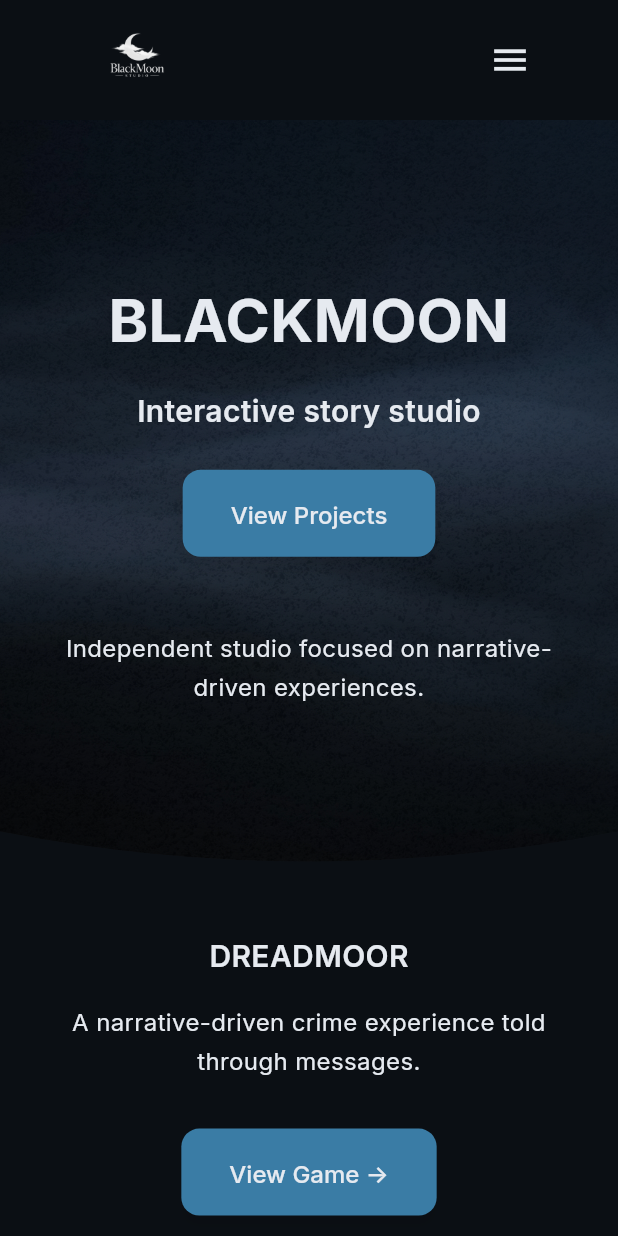
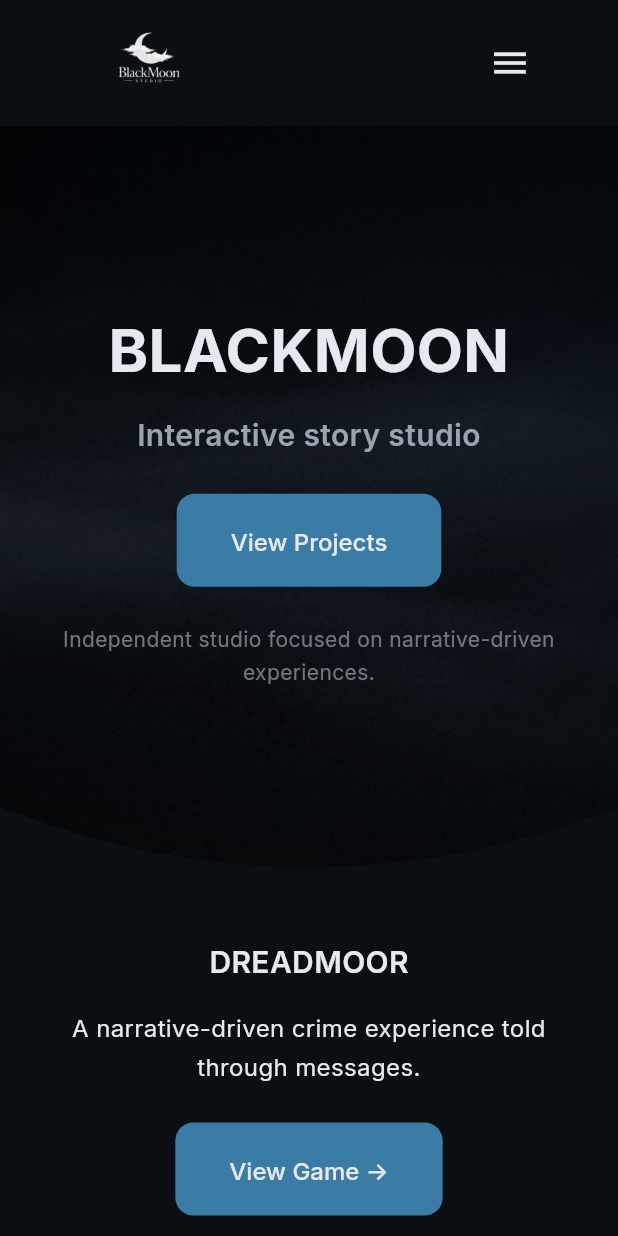
Before and after one commit to kirasimon565/blackmoon_web, a Flutter app: the screen it shows after launch, on a phone screen of 412 x 824 dp. Run offline on Flutter 3.47's test engine with Material 3 defaults, Android fonts, the phone set to English and light mode, and no system bars; our stand-ins replace go_router.

Commit message:
Refine visual hierarchy and layout
- Updated Header to increase logo sizes (64px mobile, 80px desktop), added 20px padding, and vertically centered it.
- Enhanced Hero section with cinematic depth using a dark gradient overlay and improved typography hierarchy (colors and spacing).
- Emphasized concave shape on Hero header by deepening the Bezier curve.
- Refined global button styles in AppTheme with slightly darker hover states, soft shadows, and increased padding.
- Cleaned up Tracker card structure, removing unnecessary brackets from the status and slightly increasing progress bar heights.
- Standardized global spacing to maintain 48px major section gaps and 16-24px internal gaps.

Co-authored-by: natalieparker345 <218137784+natalieparker345@users.noreply.github.com>

```diff
--- a/lib/core/theme/app_theme.dart
+++ b/lib/core/theme/app_theme.dart
@@ -26,29 +26,44 @@ class AppTheme {
         ),
       ),
       elevatedButtonTheme: ElevatedButtonThemeData(
-        style: ElevatedButton.styleFrom(
-          backgroundColor: AppColors.accent,
-          foregroundColor: AppColors.textPrimary,
-          textStyle: AppTextStyles.bodyMedium,
-          padding: const EdgeInsets.symmetric(horizontal: 32, vertical: 16),
-          elevation: 4, // Enables shadow
-          shadowColor: Colors.black.withAlpha(64), // 0.25 * 255
-          shape: RoundedRectangleBorder(
-            borderRadius: BorderRadius.circular(12),
+        style: ButtonStyle(
+          backgroundColor: WidgetStateProperty.resolveWith<Color>((states) {
+            if (states.contains(WidgetState.hovered)) {
+              // Slightly darker accent color for hover state
+              return const Color(0xFF2A6082); // Darkened from AppColors.accent (0xFF3A7CA5)
+            }
+            return AppColors.accent;
+          }),
+          foregroundColor: WidgetStateProperty.all(AppColors.textPrimary),
+          textStyle: WidgetStateProperty.all(AppTextStyles.bodyMedium),
+          padding: WidgetStateProperty.all(const EdgeInsets.symmetric(horizontal: 36, vertical: 18)),
+          elevation: WidgetStateProperty.all(6), // Slightly softer shadow by increasing elevation
+          shadowColor: WidgetStateProperty.all(Colors.black.withAlpha(100)), // Stronger soft shadow
+          shape: WidgetStateProperty.all(
+            RoundedRectangleBorder(
+              borderRadius: BorderRadius.circular(12),
+            ),
           ),
         ),
       ),
       outlinedButtonTheme: OutlinedButtonThemeData(
-        style: OutlinedButton.styleFrom(
-          foregroundColor: AppColors.textPrimary,
-          textStyle: AppTextStyles.bodyMedium,
-          side: const BorderSide(color: AppColors.accent, width: 2),
-          padding: const EdgeInsets.symmetric(horizontal: 32, vertical: 16),
-          elevation: 4, // Enables shadow
-          shadowColor: Colors.black.withAlpha(64), // 0.25 * 255
-          backgroundColor: AppColors.background, // Ensure background is solid for shadow to show properly
-          shape: RoundedRectangleBorder(
-            borderRadius: BorderRadius.circular(12),
+        style: ButtonStyle(
+          backgroundColor: WidgetStateProperty.resolveWith<Color>((states) {
+            if (states.contains(WidgetState.hovered)) {
+              return AppColors.backgroundSecondary; // Slightly lighter than background for hover
+            }
+            return AppColors.background;
+          }),
+          foregroundColor: WidgetStateProperty.all(AppColors.textPrimary),
+          textStyle: WidgetStateProperty.all(AppTextStyles.bodyMedium),
+          side: WidgetStateProperty.all(const BorderSide(color: AppColors.accent, width: 2)),
+          padding: WidgetStateProperty.all(const EdgeInsets.symmetric(horizontal: 36, vertical: 18)),
+          elevation: WidgetStateProperty.all(6),
+          shadowColor: WidgetStateProperty.all(Colors.black.withAlpha(100)),
+          shape: WidgetStateProperty.all(
+            RoundedRectangleBorder(
+              borderRadius: BorderRadius.circular(12),
+            ),
           ),
         ),
       ),
--- a/lib/features/home/home_page.dart
+++ b/lib/features/home/home_page.dart
@@ -37,6 +37,9 @@ class _IntroSection extends StatelessWidget {
       child: Stack(
         children: [
           Positioned.fill(
+            child: Container(color: const Color(0xFF0B0F14)),
+          ),
+          Positioned.fill(
             child: Image.asset(
               'assets/images/backgrounds/fog_main.png',
               fit: BoxFit.cover,
@@ -51,6 +54,20 @@ class _IntroSection extends StatelessWidget {
               ),
             ),
           ),
+          Positioned.fill(
+            child: Container(
+              decoration: BoxDecoration(
+                gradient: LinearGradient(
+                  begin: Alignment.topCenter,
+                  end: Alignment.bottomCenter,
+                  colors: [
+                    Colors.black.withAlpha(178), // ~0.7 opacity
+                    Colors.black.withAlpha(51),  // ~0.2 opacity
+                  ],
+                ),
+              ),
+            ),
+          ),
           // Content
           Center(
             child: ResponsiveContainer(
@@ -62,10 +79,10 @@ class _IntroSection extends StatelessWidget {
                     style: AppTextStyles.h1,
                     textAlign: TextAlign.center,
                   ),
-                  const SizedBox(height: 16),
-                  const Text(
+                  const SizedBox(height: 12),
+                  Text(
                     'Interactive story studio',
-                    style: AppTextStyles.h2,
+                    style: AppTextStyles.h2.copyWith(color: const Color(0xFF9AA4AF)),
                     textAlign: TextAlign.center,
                   ),
                   const SizedBox(height: 24),
@@ -73,10 +90,10 @@ class _IntroSection extends StatelessWidget {
                     onPressed: () => context.go(AppRoutes.dreadmoor),
                     child: const Text('View Projects'),
                   ),
-                  const SizedBox(height: 48),
+                  const SizedBox(height: 24),
                   Text(
                     'Independent studio focused on narrative-driven experiences.',
-                    style: AppTextStyles.body,
+                    style: AppTextStyles.bodySecondary.copyWith(color: const Color(0xFF9AA4AF).withAlpha(178)),
                     textAlign: TextAlign.center,
                   ),
                 ],
@@ -105,7 +122,7 @@ class _FeaturedProjectSection extends StatelessWidget {
             style: AppTextStyles.body,
             textAlign: TextAlign.center,
           ),
-          const SizedBox(height: 32),
+          const SizedBox(height: 24),
           Wrap(
             spacing: 16,
             runSpacing: 16,
--- a/lib/features/home/widgets/concave_header.dart
+++ b/lib/features/home/widgets/concave_header.dart
@@ -4,12 +4,12 @@ class ConcaveClipper extends CustomClipper<Path> {
   @override
   Path getClip(Size size) {
     final path = Path();
-    path.lineTo(0, size.height - 20); // Start slightly above the bottom left
+    path.lineTo(0, size.height - 40); // Start higher to make the curve deeper but smooth
 
-    // Create a smooth, shallow U-shape (concave) bezier curve to the bottom right
+    // Create a smooth, more noticeable U-shape (concave) bezier curve to the bottom right
     path.quadraticBezierTo(
-      size.width / 2, size.height + 20, // Control point slightly below the bottom edge
-      size.width, size.height - 20, // End slightly above the bottom right
+      size.width / 2, size.height + 40, // Control point pushed down further to emphasize the curve
+      size.width, size.height - 40, // End at the same elevated height
     );
 
     path.lineTo(size.width, 0);
--- a/lib/features/tracker/widgets/episode_card.dart
+++ b/lib/features/tracker/widgets/episode_card.dart
@@ -30,17 +30,10 @@ class EpisodeCard extends StatelessWidget {
                 episode.title,
                 style: AppTextStyles.h2.copyWith(fontWeight: FontWeight.bold),
               ),
-              Container(
-                padding: const EdgeInsets.symmetric(horizontal: 12, vertical: 6),
-                decoration: BoxDecoration(
-                  color: AppColors.background,
-                  borderRadius: BorderRadius.circular(4),
-                ),
-                child: Text(
-                  '[ ${episode.status} ]',
-                  style: AppTextStyles.bodySecondary.copyWith(
-                    color: episode.status == 'Released' ? AppColors.textPrimary : AppColors.textSecondary,
-                  ),
+              Text(
+                episode.status,
+                style: AppTextStyles.bodySecondary.copyWith(
+                  color: episode.status == 'Released' ? AppColors.textPrimary : AppColors.textSecondary,
                 ),
               ),
             ],
--- a/lib/features/tracker/widgets/progress_bar.dart
+++ b/lib/features/tracker/widgets/progress_bar.dart
@@ -22,11 +22,12 @@ class ProgressBar extends StatelessWidget {
         const SizedBox(width: 16),
         Expanded(
           child: Container(
-            height: 8,
+            height: 10, // Increased height to 10px
             decoration: BoxDecoration(
               color: const Color(0xFF1A222C),
-              borderRadius: BorderRadius.circular(8),
+              borderRadius: BorderRadius.circular(5), // Subtle rounded corners
             ),
+            clipBehavior: Clip.hardEdge, // Ensure child container honors border radius
             child: Row(
               children: [
                 if (percentage > 0)
@@ -35,7 +36,7 @@ class ProgressBar extends StatelessWidget {
                     child: Container(
                       decoration: BoxDecoration(
                         color: const Color(0xFF3A7CA5),
-                        borderRadius: BorderRadius.circular(8),
+                        borderRadius: BorderRadius.circular(5), // Subtle rounded corners
                       ),
                     ),
                   ),
--- a/lib/shared/layout/main_scaffold.dart
+++ b/lib/shared/layout/main_scaffold.dart
@@ -75,11 +75,11 @@ class _Header extends StatelessWidget {
   @override
   Widget build(BuildContext context) {
     final bool isDesktop = Responsive.isDesktop(context);
-    final double logoHeight = isDesktop ? 72.0 : 56.0;
+    final double logoHeight = isDesktop ? 80.0 : 64.0;
 
     return Container(
       color: AppColors.background,
-      height: 80, // Using 80 to ensure 64px min, and accommodating 72px logo
+      height: isDesktop ? 100 : 84, // Adjust container height to vertically center logo with less empty space
       padding: const EdgeInsets.symmetric(horizontal: 24),
       child: ResponsiveContainer(
         child: Row(
@@ -92,7 +92,7 @@ class _Header extends StatelessWidget {
               child: GestureDetector(
                 onTap: () => context.go(AppRoutes.home),
                 child: Padding(
-                  padding: const EdgeInsets.only(left: 16),
+                  padding: const EdgeInsets.only(left: 20),
                   child: ColorFiltered(
                     colorFilter: ColorFilter.mode(
                       Colors.white.withAlpha(230), // 0.9 opacity overlay (0.9 * 255)
@@ -183,14 +183,14 @@ class _MobileOverlayMenu extends StatelessWidget {
           children: [
             // Header area mirroring the main header
             Container(
-              height: 80,
+              height: 84,
               padding: const EdgeInsets.symmetric(horizontal: 24),
               child: Row(
                 mainAxisAlignment: MainAxisAlignment.spaceBetween,
                 crossAxisAlignment: CrossAxisAlignment.center,
                 children: [
                   Padding(
-                    padding: const EdgeInsets.only(left: 16),
+                    padding: const EdgeInsets.only(left: 20),
                     child: ColorFiltered(
                       colorFilter: ColorFilter.mode(
                         Colors.white.withAlpha(230), // 0.9 * 255
@@ -198,7 +198,7 @@ class _MobileOverlayMenu extends StatelessWidget {
                       ),
                       child: Image.asset(
                         'assets/images/studio/blackmoon_logo.png',
-                        height: 56, // mobile size
+                        height: 64, // mobile size
                       ),
                     ),
                   ),
```
